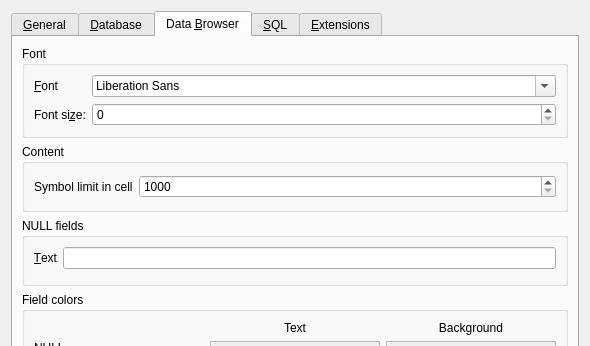
Qt form src/PreferencesDialog.ui (sqlitebrowser/sqlitebrowser) before a commit; both pictures show x 0 to 590 and y 0 to 346 of the 590 by 555 pixel window.
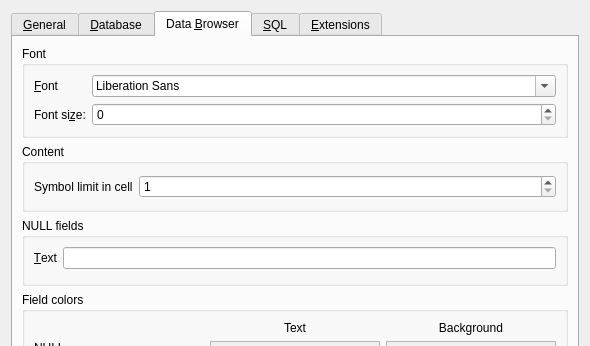
The same form after that commit. The open tabs and pages were chosen to show the change. Icons and pictures are not drawn. Custom widgets are drawn as their Qt base class.

Commit message:
Indicate when display strings are being truncated
Also reduce the minimum length to 1, just in case it's useful for
people

```diff
--- a/src/PreferencesDialog.ui
+++ b/src/PreferencesDialog.ui
@@ -361,7 +361,7 @@
                </sizepolicy>
               </property>
               <property name="minimum">
-               <number>1000</number>
+               <number>1</number>
               </property>
               <property name="maximum">
                <number>20000</number>
```
The commit also changes 1 other file.
